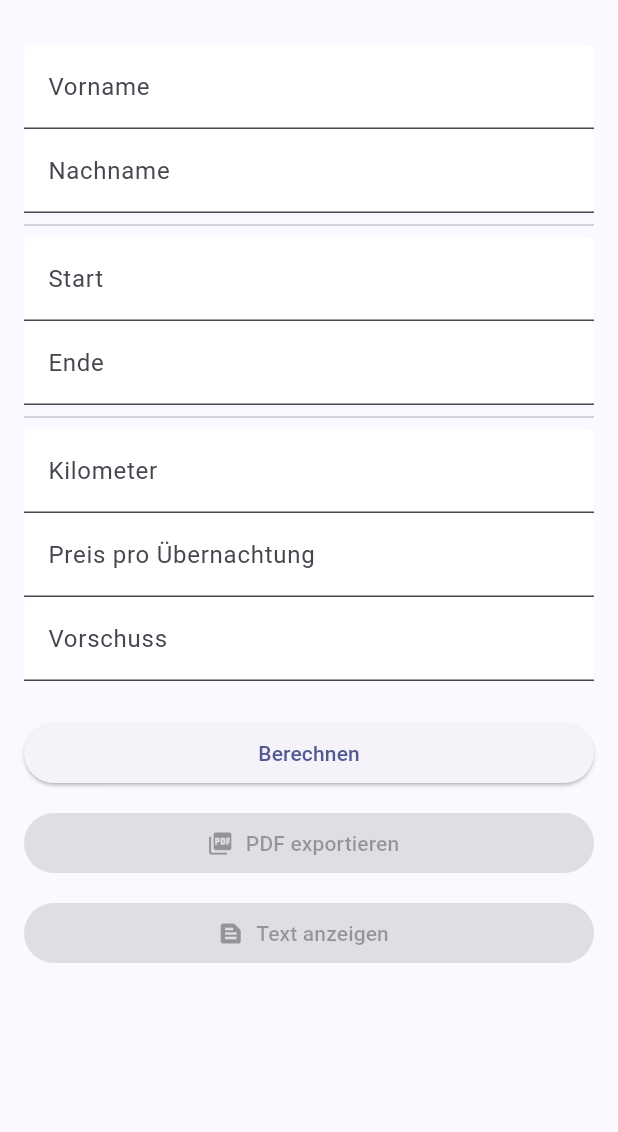
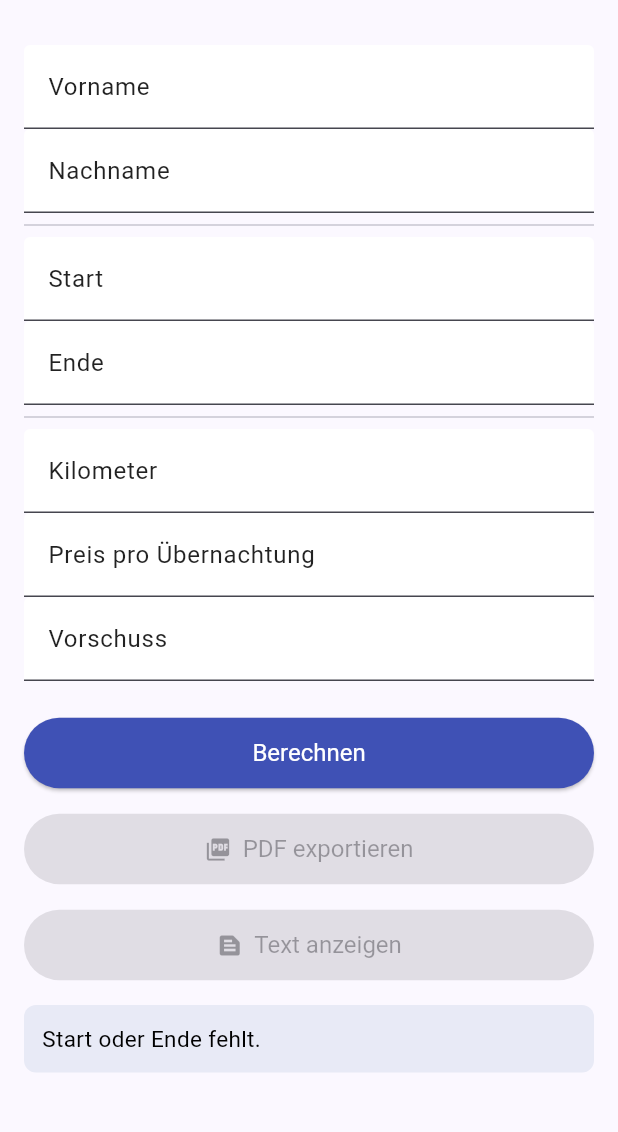
Before and after one commit to 89Enola/reisekosten-app, a Flutter app: the screen it shows after launch, after a tap on "Berechnen", on a phone screen of 412 x 824 dp, the part 63-1195 px from its top. Run offline on Flutter 3.47's test engine with Material 3 defaults, Android fonts, the light colour scheme and no system bars; our stand-ins replace pdf, printing.

Commit message:
Finalize Berechnen Anzeige + PDF/Text View

```diff
--- a/lib/main.dart
+++ b/lib/main.dart
@@ -14,18 +14,22 @@ class ReisekostenDaten {
   DateTime? start;
   DateTime? ende;
 
+  // Verpflegung
   int tage24h = 0;
   int tage8h = 0;
   double betrag24h = 0;
   double betrag8h = 0;
 
+  // Fahrtkosten
   double kilometer = 0;
   double kilometerBetrag = 0;
 
+  // Übernachtung
   int uebernachtungen = 0;
   double preisProUebernachtung = 0;
   double uebernachtungskosten = 0;
 
+  // Vorschuss / Summen
   double vorschuss = 0;
   double reisekostenGesamt = 0;
   double saldo = 0;
@@ -48,6 +52,12 @@ class ReisekostenApp extends StatelessWidget {
         inputDecorationTheme: const InputDecorationTheme(
           filled: true,
           fillColor: Colors.white,
+          labelStyle: TextStyle(color: Colors.black87),
+          floatingLabelStyle: TextStyle(color: Colors.indigo),
+          border: UnderlineInputBorder(),
+        ),
+        textTheme: const TextTheme(
+          bodyMedium: TextStyle(color: Colors.black),
         ),
       ),
       home: const ReisekostenSeite(),
@@ -73,8 +83,21 @@ class _ReisekostenSeiteState extends State<ReisekostenSeite> {
   final _uePreis = TextEditingController();
   final _vorschuss = TextEditingController();
 
-  bool get _isWebIOS =>
-      kIsWeb && defaultTargetPlatform == TargetPlatform.iOS;
+  String _ergebnis = '';
+
+  bool get _isIphoneWeb => kIsWeb && defaultTargetPlatform == TargetPlatform.iOS;
+
+  @override
+  void dispose() {
+    _vorname.dispose();
+    _nachname.dispose();
+    _start.dispose();
+    _ende.dispose();
+    _km.dispose();
+    _uePreis.dispose();
+    _vorschuss.dispose();
+    super.dispose();
+  }
 
   /// ===============================
   /// DATE PICKER
@@ -108,69 +131,87 @@ class _ReisekostenSeiteState extends State<ReisekostenSeite> {
   }
 
   /// ===============================
-  /// KORREKTE BERECHNUNG (DE)
+  /// ÜBERNACHTUNGEN (AUTOMATISCH) – wie ursprünglich
+  /// ===============================
+  int _berechneUebernachtungen(DateTime start, DateTime ende) {
+    final s = DateTime(start.year, start.month, start.day);
+    final e = DateTime(ende.year, ende.month, ende.day);
+    final diff = e.difference(s).inDays;
+    return diff > 0 ? diff : 0;
+  }
+
+  /// ===============================
+  /// BERECHNUNG – wie ursprünglich (8h Start/Ende + volle Tage 24h)
   /// ===============================
   void _berechnen() {
     daten.vorname = _vorname.text.trim();
     daten.nachname = _nachname.text.trim();
 
-    if (daten.start == null || daten.ende == null) return;
+    if (daten.start == null || daten.ende == null) {
+      setState(() => _ergebnis = 'Start oder Ende fehlt.');
+      return;
+    }
 
     final start = daten.start!;
     final ende = daten.ende!;
 
+    if (ende.isBefore(start)) {
+      setState(() => _ergebnis = 'Ende liegt vor Start.');
+      return;
+    }
+
+    // ---------------- VERPFLEGUNG
     daten.tage24h = 0;
     daten.tage8h = 0;
 
-    final startDate = DateTime(start.year, start.month, start.day);
-    final endDate = DateTime(ende.year, ende.month, ende.day);
+    final sameDay = start.year == ende.year && start.month == ende.month && start.day == ende.day;
 
-    if (startDate == endDate) {
-      if (ende.difference(start).inHours >= 8) {
-        daten.tage8h = 1;
-      }
+    if (sameDay) {
+      if (ende.difference(start).inHours >= 8) daten.tage8h = 1;
     } else {
-      final anreiseStunden =
-          startDate.add(const Duration(days: 1)).difference(start).inHours;
-      if (anreiseStunden >= 8) daten.tage8h++;
+      // erster Tag: von Start bis 24:00
+      final nextMidnight = DateTime(start.year, start.month, start.day + 1);
+      if (nextMidnight.difference(start).inHours >= 8) daten.tage8h++;
 
-      final abreiseStunden =
-          ende.difference(endDate).inHours;
-      if (abreiseStunden >= 8) daten.tage8h++;
+      // letzter Tag: von 00:00 bis Ende
+      final startOfEndDay = DateTime(ende.year, ende.month, ende.day);
+      if (ende.difference(startOfEndDay).inHours >= 8) daten.tage8h++;
 
-      final volleTage = endDate.difference(startDate).inDays - 1;
+      // volle Tage dazwischen
+      final startOfStartDay = DateTime(start.year, start.month, start.day);
+      final volleTage = ende.difference(startOfStartDay).inDays - 1;
       if (volleTage > 0) daten.tage24h = volleTage;
     }
 
     daten.betrag24h = daten.tage24h * 28;
     daten.betrag8h = daten.tage8h * 14;
 
+    // ---------------- KILOMETER
     daten.kilometer = double.tryParse(_km.text.replaceAll(',', '.')) ?? 0;
     daten.kilometerBetrag = daten.kilometer * 0.30;
 
-    daten.preisProUebernachtung =
-        double.tryParse(_uePreis.text.replaceAll(',', '.')) ?? 0;
-    daten.uebernachtungen =
-        endDate.difference(startDate).inDays.clamp(0, 365);
-    daten.uebernachtungskosten =
-        daten.uebernachtungen * daten.preisProUebernachtung;
+    // ---------------- ÜBERNACHTUNG
+    daten.preisProUebernachtung = double.tryParse(_uePreis.text.replaceAll(',', '.')) ?? 0;
+    daten.uebernachtungen = _berechneUebernachtungen(start, ende);
+    daten.uebernachtungskosten = daten.uebernachtungen * daten.preisProUebernachtung;
 
-    daten.vorschuss =
-        double.tryParse(_vorschuss.text.replaceAll(',', '.')) ?? 0;
+    // ---------------- VORSCHUSS
+    daten.vorschuss = double.tryParse(_vorschuss.text.replaceAll(',', '.')) ?? 0;
 
-    daten.reisekostenGesamt =
-        daten.betrag24h +
-        daten.betrag8h +
-        daten.kilometerBetrag +
-        daten.uebernachtungskosten;
-
+    // ---------------- SUMMEN
+    daten.reisekostenGesamt = daten.betrag24h + daten.betrag8h + daten.kilometerBetrag + daten.uebernachtungskosten;
     daten.saldo = daten.reisekostenGesamt - daten.vorschuss;
 
-    setState(() {});
+    setState(() {
+      _ergebnis =
+          'Reisekosten gesamt: ${_num(daten.reisekostenGesamt)}\n'
+          'Vorschuss: ${_num(daten.vorschuss)}\n'
+          '${daten.saldo >= 0 ? 'Auszahlung' : 'Rückzahlung'}: ${_num(daten.saldo.abs())}';
+    });
   }
 
   /// ===============================
-  /// PDF – ORIGINAL TABELLE
+  /// PDF – ORIGINAL (Tabelle + I/II/III)
   /// ===============================
   Future<void> _pdf() async {
     final pdf = pw.Document();
@@ -179,7 +220,8 @@ class _ReisekostenSeiteState extends State<ReisekostenSeite> {
       pw.Page(
         pageFormat: PdfPageFormat.a4,
         margin: const pw.EdgeInsets.all(24),
-        build: (_) => pw.Column(
+        build: (_) {
+          return pw.Column(
             crossAxisAlignment: pw.CrossAxisAlignment.start,
             children: [
               pw.Text(
@@ -187,7 +229,7 @@ class _ReisekostenSeiteState extends State<ReisekostenSeite> {
                 style: pw.TextStyle(fontSize: 16, fontWeight: pw.FontWeight.bold),
               ),
               pw.SizedBox(height: 12),
-            _pdfLine('Name:', '${daten.vorname} ${daten.nachname}'),
+              _pdfLine('Name und Vorname:', '${daten.vorname} ${daten.nachname}'),
               _pdfLine('Reisebeginn:', _fmtDate(daten.start!)),
               _pdfLine('Reiseende:', _fmtDate(daten.ende!)),
               pw.SizedBox(height: 16),
@@ -198,32 +240,28 @@ class _ReisekostenSeiteState extends State<ReisekostenSeite> {
                   1: const pw.FixedColumnWidth(120),
                 },
                 children: [
-                _row('Kostenart', 'Betrag', header: true),
-
+                  _row('Kostenart', 'Rechnungs- bzw.\nPauschbetrag', header: true),
                   _sectionRow('I Fahrtkosten'),
                   _row(
-                  'Kilometerpauschale × ${daten.kilometer.toInt()}',
+                    'Kilometerpauschale (0,30 pro km) x ${daten.kilometer.toInt()}',
                     _num(daten.kilometerBetrag),
                   ),
-
                   _sectionRow('II Übernachtungskosten'),
                   _row(
-                  'Übernachtungen × ${daten.uebernachtungen}',
+                    'Übernachtungen x ${daten.uebernachtungen}',
                     _num(daten.uebernachtungskosten),
                   ),
-
                   _sectionRow('III Verpflegungskosten'),
                   _row(
-                  '≥ 24 Stunden × ${daten.tage24h}',
+                    'Bei Abwesenheit von mindestens 24 Stunden x ${daten.tage24h}',
                     _num(daten.betrag24h),
                   ),
                   _row(
-                  '≥ 8 Stunden × ${daten.tage8h}',
+                    'Bei Abwesenheit von mindestens 8 Stunden x ${daten.tage8h}',
                     _num(daten.betrag8h),
                   ),
-
                   _row('', ''),
-                _row('Gesamt', _num(daten.reisekostenGesamt), bold: true),
+                  _row('Reisekosten gesamt', _num(daten.reisekostenGesamt), bold: true),
                   _row('Vorschuss', _num(daten.vorschuss)),
                   _row(
                     daten.saldo >= 0 ? 'Auszahlung' : 'Rückzahlung',
@@ -233,7 +271,8 @@ class _ReisekostenSeiteState extends State<ReisekostenSeite> {
                 ],
               ),
             ],
-        ),
+          );
+        },
       ),
     );
 
@@ -241,146 +280,283 @@ class _ReisekostenSeiteState extends State<ReisekostenSeite> {
   }
 
   /// ===============================
-  /// UI
+  /// TEXT-ANSICHT – wie PDF (für iPhone/Web)
   /// ===============================
-  @override
-  Widget build(BuildContext context) {
-    return Scaffold(
-      appBar: AppBar(title: const Text('Reisekosten')),
-      body: ListView(
-        padding: const EdgeInsets.all(16),
-        children: [
-          _field(_vorname, 'Vorname'),
-          _field(_nachname, 'Nachname'),
-          const Divider(),
-          _dateField(_start, 'Start', () => _pickDateTime(true)),
-          _dateField(_ende, 'Ende', () => _pickDateTime(false)),
-          const Divider(),
-          _field(_km, 'Kilometer'),
-          _field(_uePreis, 'Preis pro Übernachtung'),
-          _field(_vorschuss, 'Vorschuss'),
-          const SizedBox(height: 24),
-          ElevatedButton(onPressed: _berechnen, child: const Text('Berechnen')),
-          const SizedBox(height: 12),
-          ElevatedButton.icon(
-            onPressed:
-                !_isWebIOS && daten.reisekostenGesamt > 0 ? _pdf : null,
-            icon: const Icon(Icons.picture_as_pdf),
-            label: const Text('PDF exportieren'),
-          ),
-          const SizedBox(height: 12),
-          ElevatedButton.icon(
-            icon: const Icon(Icons.text_snippet),
-            label: const Text('Text anzeigen'),
-            onPressed: daten.reisekostenGesamt > 0
-                ? () => Navigator.push(
-                      context,
+  void _openTextAnsicht() {
+    Navigator.of(context).push(
       MaterialPageRoute(
-                        builder: (_) => ReisekostenTextSeite(daten: daten),
-                      ),
-                    )
-                : null,
-          ),
-        ],
+        builder: (_) => TextUebersichtSeite(daten: daten, fmtDate: _fmtDate, numFmt: _num),
       ),
     );
   }
 
   /// ===============================
-  /// HELFER
+  /// PDF-HELFER
   /// ===============================
-  Widget _field(TextEditingController c, String l) =>
-      TextField(controller: c, decoration: InputDecoration(labelText: l));
+  pw.Widget _pdfLine(String l, String v) => pw.Row(
+        children: [
+          pw.SizedBox(
+            width: 140,
+            child: pw.Text(l, style: pw.TextStyle(fontWeight: pw.FontWeight.bold)),
+          ),
+          pw.Text(v),
+        ],
+      );
 
-  Widget _dateField(
-    TextEditingController c,
+  pw.TableRow _row(
     String l,
-    VoidCallback onTap,
-  ) =>
-      GestureDetector(
-        onTap: onTap,
-        child: AbsorbPointer(
-          child: TextField(
-            controller: c,
-            decoration: InputDecoration(labelText: l),
+    String r, {
+    bool header = false,
+    bool bold = false,
+  }) {
+    final style = pw.TextStyle(
+      fontSize: header ? 11 : 9,
+      fontWeight: header || bold ? pw.FontWeight.bold : pw.FontWeight.normal,
+    );
+    return pw.TableRow(
+      children: [
+        pw.Padding(
+          padding: const pw.EdgeInsets.all(6),
+          child: pw.Text(l, style: style),
+        ),
+        pw.Padding(
+          padding: const pw.EdgeInsets.all(6),
+          child: pw.Text(r, style: style),
+        ),
+      ],
+    );
+  }
+
+  pw.TableRow _sectionRow(String title) {
+    return pw.TableRow(
+      children: [
+        pw.Padding(
+          padding: const pw.EdgeInsets.all(6),
+          child: pw.Text(
+            title,
+            style: pw.TextStyle(fontSize: 9, fontWeight: pw.FontWeight.bold),
           ),
         ),
+        pw.Container(),
+      ],
     );
+  }
 
   String _fmtDate(DateTime d) =>
-      '${d.day.toString().padLeft(2, '0')}.${d.month.toString().padLeft(2, '0')}.${d.year} '
-      '${d.hour.toString().padLeft(2, '0')}:${d.minute.toString().padLeft(2, '0')}';
+      '${d.day.toString().padLeft(2, '0')}.${d.month.toString().padLeft(2, '0')}.${d.year} ${d.hour.toString().padLeft(2, '0')}:${d.minute.toString().padLeft(2, '0')}';
 
   String _num(double v) => v.toStringAsFixed(2).replaceAll('.', ',');
 
-  pw.Widget _pdfLine(String l, String v) =>
-      pw.Row(children: [pw.Text('$l '), pw.Text(v)]);
+  InputDecoration _dec(String label) => InputDecoration(labelText: label);
 
-  pw.TableRow _row(String l, String r,
-      {bool header = false, bool bold = false}) {
-    final style = pw.TextStyle(
-      fontWeight:
-          header || bold ? pw.FontWeight.bold : pw.FontWeight.normal,
+  TextField _field(
+    TextEditingController c,
+    String label, {
+    TextInputType? keyboardType,
+  }) =>
+      TextField(
+        controller: c,
+        style: const TextStyle(color: Colors.black),
+        cursorColor: Colors.indigo,
+        keyboardType: keyboardType,
+        textInputAction: TextInputAction.next,
+        decoration: _dec(label),
       );
-    return pw.TableRow(children: [
-      pw.Padding(padding: const pw.EdgeInsets.all(6), child: pw.Text(l, style: style)),
-      pw.Padding(padding: const pw.EdgeInsets.all(6), child: pw.Text(r, style: style)),
-    ]);
-  }
-
-  pw.TableRow _sectionRow(String t) => pw.TableRow(children: [
-        pw.Padding(
-          padding: const pw.EdgeInsets.all(6),
-          child: pw.Text(t, style: pw.TextStyle(fontWeight: pw.FontWeight.bold)),
-        ),
-        pw.Container(),
-      ]);
-}
-
-/// ===============================
-/// TEXTANSICHT = PDF-STRUKTUR
-/// ===============================
-class ReisekostenTextSeite extends StatelessWidget {
-  final ReisekostenDaten daten;
-  const ReisekostenTextSeite({super.key, required this.daten});
-
-  String _num(double v) => v.toStringAsFixed(2).replaceAll('.', ',');
 
   @override
   Widget build(BuildContext context) {
+    final bottomInset = MediaQuery.of(context).viewInsets.bottom;
+
     return Scaffold(
-      appBar: AppBar(title: const Text('Reisekosten – Übersicht')),
-      body: Padding(
-        padding: const EdgeInsets.all(16),
+      resizeToAvoidBottomInset: true,
+      appBar: AppBar(title: const Text('Reisekosten')),
+      body: SafeArea(
         child: ListView(
+          padding: EdgeInsets.fromLTRB(16, 16, 16, 16 + bottomInset),
+          keyboardDismissBehavior: ScrollViewKeyboardDismissBehavior.onDrag,
           children: [
-            const Text('Reisekostenabrechnung',
-                style: TextStyle(fontSize: 20, fontWeight: FontWeight.bold)),
+            _field(_vorname, 'Vorname'),
+            _field(_nachname, 'Nachname'),
+
+            const Divider(),
+
+            GestureDetector(
+              onTap: () => _pickDateTime(true),
+              child: AbsorbPointer(child: _field(_start, 'Start')),
+            ),
+            GestureDetector(
+              onTap: () => _pickDateTime(false),
+              child: AbsorbPointer(child: _field(_ende, 'Ende')),
+            ),
+
+            const Divider(),
+
+            _field(_km, 'Kilometer', keyboardType: const TextInputType.numberWithOptions(decimal: true)),
+            _field(_uePreis, 'Preis pro Übernachtung', keyboardType: const TextInputType.numberWithOptions(decimal: true)),
+            _field(_vorschuss, 'Vorschuss', keyboardType: const TextInputType.numberWithOptions(decimal: true)),
+
+            const SizedBox(height: 24),
+
+            ElevatedButton(
+              onPressed: _berechnen,
+              style: ElevatedButton.styleFrom(
+                backgroundColor: Colors.indigo,
+                foregroundColor: Colors.white,
+                padding: const EdgeInsets.symmetric(vertical: 14),
+                textStyle: const TextStyle(fontSize: 16),
+              ),
+              child: const Text('Berechnen'),
+            ),
+
             const SizedBox(height: 16),
-            Text('Name: ${daten.vorname} ${daten.nachname}'),
-            Text('Reisebeginn: ${daten.start}'),
-            Text('Reiseende: ${daten.ende}'),
-            const Divider(),
-            const Text('I Fahrtkosten', style: TextStyle(fontWeight: FontWeight.bold)),
-            Text('Kilometerbetrag: ${_num(daten.kilometerBetrag)} €'),
-            const Text('II Übernachtungskosten', style: TextStyle(fontWeight: FontWeight.bold)),
-            Text('Übernachtungen: ${_num(daten.uebernachtungskosten)} €'),
-            const Text('III Verpflegungskosten', style: TextStyle(fontWeight: FontWeight.bold)),
-            Text('24h: ${_num(daten.betrag24h)} €'),
-            Text('8h: ${_num(daten.betrag8h)} €'),
-            const Divider(),
-            Text('Gesamt: ${_num(daten.reisekostenGesamt)} €',
-                style: const TextStyle(fontWeight: FontWeight.bold)),
-            Text('Vorschuss: ${_num(daten.vorschuss)} €'),
-            Text(
-              daten.saldo >= 0
-                  ? 'Auszahlung: ${_num(daten.saldo)} €'
-                  : 'Rückzahlung: ${_num(daten.saldo.abs())} €',
-              style: const TextStyle(fontWeight: FontWeight.bold),
+
+            // PDF: auf iPhone-Web deaktiviert, sonst wie gehabt
+            ElevatedButton.icon(
+              onPressed: (!_isIphoneWeb && daten.reisekostenGesamt > 0) ? _pdf : null,
+              icon: const Icon(Icons.picture_as_pdf),
+              label: const Text('PDF exportieren'),
+              style: ElevatedButton.styleFrom(
+                backgroundColor: Colors.green,
+                foregroundColor: Colors.white,
+                padding: const EdgeInsets.symmetric(vertical: 14),
+                textStyle: const TextStyle(fontSize: 16),
               ),
+            ),
+
+            const SizedBox(height: 16),
+
+            // Text anzeigen: nur sinnvoll wenn berechnet wurde
+            ElevatedButton.icon(
+              onPressed: daten.reisekostenGesamt > 0 ? _openTextAnsicht : null,
+              icon: const Icon(Icons.text_snippet),
+              label: const Text('Text anzeigen'),
+              style: ElevatedButton.styleFrom(
+                padding: const EdgeInsets.symmetric(vertical: 14),
+                textStyle: const TextStyle(fontSize: 16),
+              ),
+            ),
+
+            if (_ergebnis.isNotEmpty) ...[
+              const SizedBox(height: 16),
+              Container(
+                padding: const EdgeInsets.all(12),
+                decoration: BoxDecoration(
+                  color: Colors.indigo.shade50,
+                  borderRadius: BorderRadius.circular(8),
+                ),
+                child: Text(
+                  _ergebnis,
+                  style: const TextStyle(fontSize: 15),
+                ),
+              ),
+            ],
           ],
         ),
       ),
     );
   }
 }
+
+/// ===============================
+/// TEXT-ÜBERSICHT – wie PDF (inkl. I/II/III + Tabelle)
+/// ===============================
+class TextUebersichtSeite extends StatelessWidget {
+  final ReisekostenDaten daten;
+  final String Function(DateTime) fmtDate;
+  final String Function(double) numFmt;
+
+  const TextUebersichtSeite({
+    super.key,
+    required this.daten,
+    required this.fmtDate,
+    required this.numFmt,
+  });
+
+  TableRow _tRow(String l, String r, {bool header = false, bool bold = false}) {
+    final style = TextStyle(
+      fontSize: header ? 14 : 13,
+      fontWeight: header || bold ? FontWeight.w700 : FontWeight.w400,
+    );
+
+    return TableRow(
+      children: [
+        Padding(
+          padding: const EdgeInsets.all(10),
+          child: Text(l, style: style),
+        ),
+        Padding(
+          padding: const EdgeInsets.all(10),
+          child: Text(r, style: style, textAlign: TextAlign.right),
+        ),
+      ],
+    );
+  }
+
+  TableRow _section(String title) {
+    return TableRow(
+      children: [
+        Padding(
+          padding: const EdgeInsets.all(10),
+          child: Text(
+            title,
+            style: const TextStyle(fontSize: 13, fontWeight: FontWeight.w700),
+          ),
+        ),
+        const SizedBox.shrink(),
+      ],
+    );
+  }
+
+  @override
+  Widget build(BuildContext context) {
+    return Scaffold(
+      appBar: AppBar(title: const Text('Reisekosten – Übersicht')),
+      body: ListView(
+        padding: const EdgeInsets.all(16),
+        children: [
+          const Text(
+            'Reisekostenabrechnung',
+            style: TextStyle(fontSize: 20, fontWeight: FontWeight.w700),
+          ),
+          const SizedBox(height: 12),
+
+          Text('Name und Vorname: ${daten.vorname} ${daten.nachname}', style: const TextStyle(fontSize: 14)),
+          Text('Reisebeginn: ${fmtDate(daten.start!)}', style: const TextStyle(fontSize: 14)),
+          Text('Reiseende:  ${fmtDate(daten.ende!)}', style: const TextStyle(fontSize: 14)),
+
+          const SizedBox(height: 16),
+
+          Table(
+            border: TableBorder.all(color: Colors.black54),
+            columnWidths: const {
+              0: FlexColumnWidth(3.2),
+              1: FlexColumnWidth(1.4),
+            },
+            children: [
+              _tRow('Kostenart', 'Rechnungs- bzw.\nPauschbetrag', header: true),
+
+              _section('I Fahrtkosten'),
+              _tRow(
+                'Kilometerpauschale (0,30 pro km) x ${daten.kilometer.toInt()}',
+                numFmt(daten.kilometerBetrag),
+              ),
+
+              _section('II Übernachtungskosten'),
+              _tRow('Übernachtungen x ${daten.uebernachtungen}', numFmt(daten.uebernachtungskosten)),
+
+              _section('III Verpflegungskosten'),
+              _tRow('Bei Abwesenheit von mindestens 24 Stunden x ${daten.tage24h}', numFmt(daten.betrag24h)),
+              _tRow('Bei Abwesenheit von mindestens 8 Stunden x ${daten.tage8h}', numFmt(daten.betrag8h)),
+
+              _tRow('', ''),
+
+              _tRow('Reisekosten gesamt', numFmt(daten.reisekostenGesamt), bold: true),
+              _tRow('Vorschuss', numFmt(daten.vorschuss)),
+              _tRow(daten.saldo >= 0 ? 'Auszahlung' : 'Rückzahlung', numFmt(daten.saldo.abs()), bold: true),
+            ],
+          ),
+        ],
+      ),
+    );
+  }
+}
```
Lines whose indentation alone changed are shown as unchanged.
